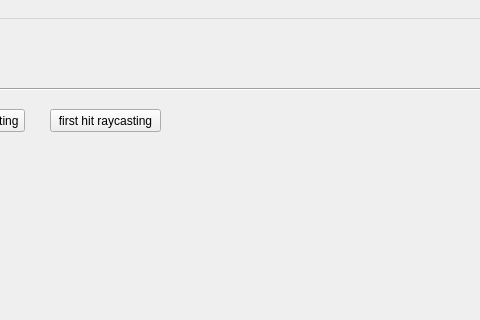
This is Projekt/res/MainWindow.ui in matschyrious/Visu as Qt 5 draws it before an edit; both pictures show x 200 to 680 and y 0 to 320 of the 1000 by 700 pixel window. The edited form follows.
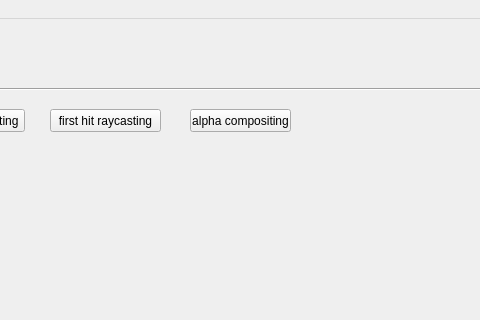
This is the edited form.

Commit message: changed alpha compositing

```diff
--- a/Projekt/res/MainWindow.ui
+++ b/Projekt/res/MainWindow.ui
@@ -150,6 +150,19 @@
      <string>first hit raycasting</string>
     </property>
    </widget>
+   <widget class="QPushButton" name="pushButtonAlphaComp">
+    <property name="geometry">
+     <rect>
+      <x>390</x>
+      <y>90</y>
+      <width>101</width>
+      <height>23</height>
+     </rect>
+    </property>
+    <property name="text">
+     <string>alpha compositing</string>
+    </property>
+   </widget>
   </widget>
   <widget class="QMenuBar" name="menubar">
    <property name="geometry">
```
The commit also changes 5 other files.
